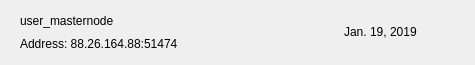
Above: src/qt/pivx/forms/mnrow.ui from wonko433/blackcoin-more before the change. Below: the same form after it.
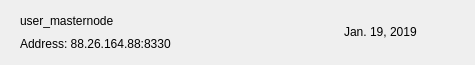
That is the form after the change. Icons and pictures are not drawn.

```diff
--- a/src/qt/pivx/forms/mnrow.ui
+++ b/src/qt/pivx/forms/mnrow.ui
@@ -87,7 +87,7 @@
          <item>
           <widget class="QLabel" name="labelAddress">
            <property name="text">
-            <string>Address: 88.26.164.88:51474</string>
+            <string>Address: 88.26.164.88:8330</string>
            </property>
           </widget>
          </item>
```
